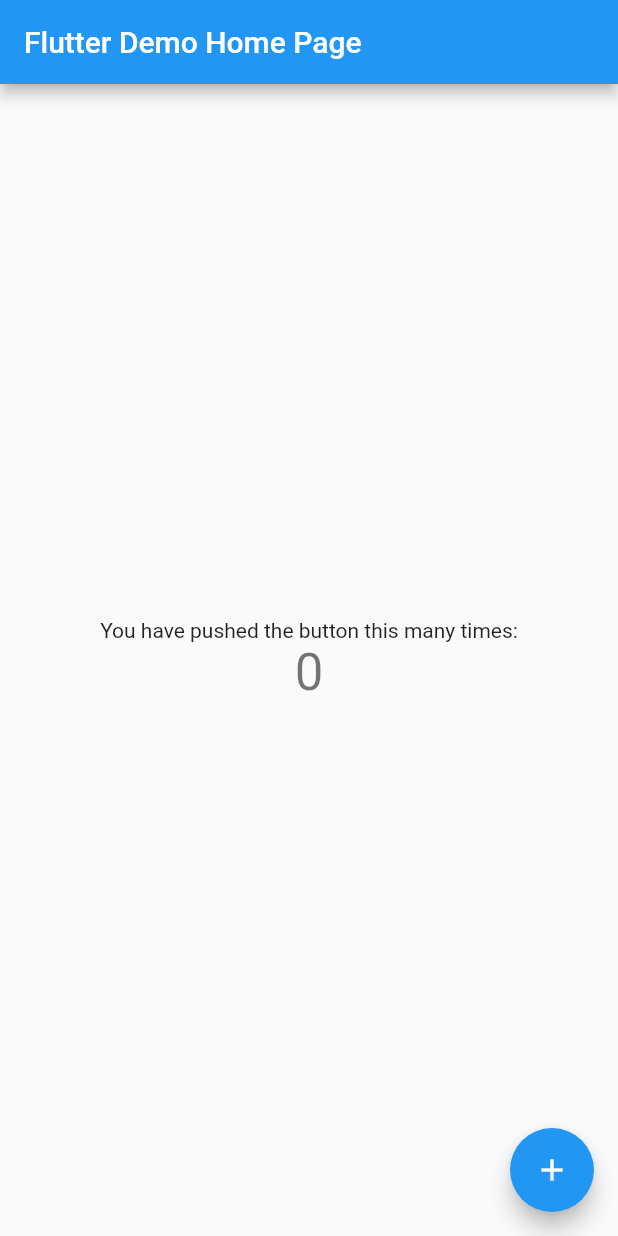
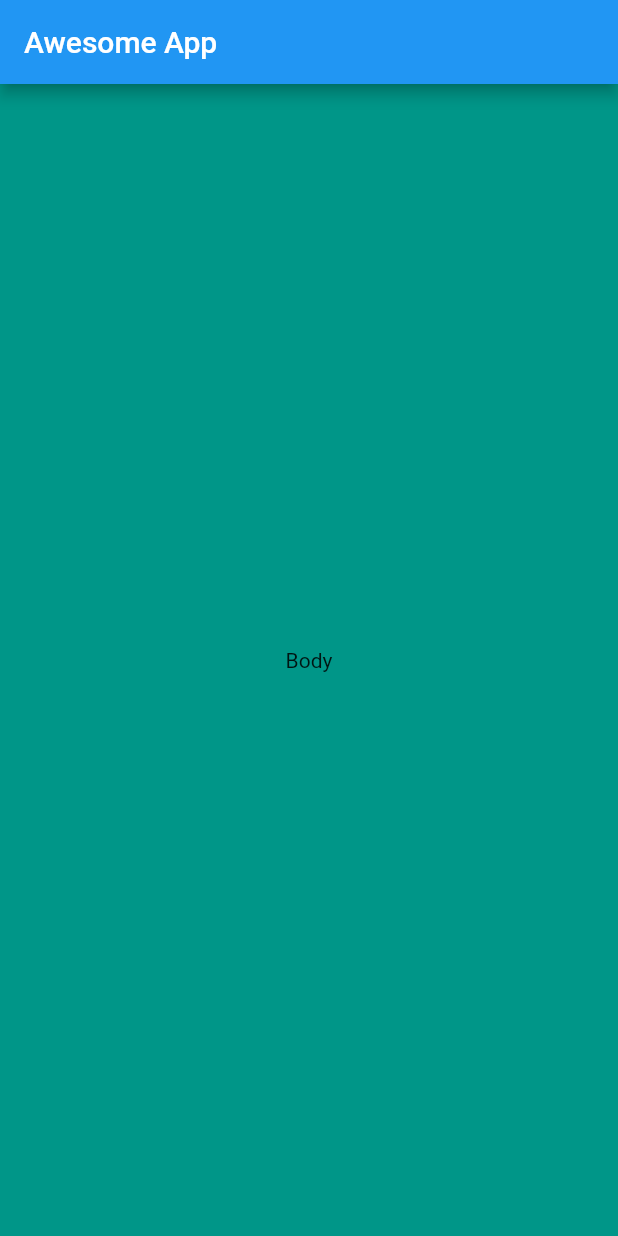
Before and after one commit to seen2/learning_flutter, a Flutter app: the screen it shows after launch, on a phone screen of 412 x 824 dp. Run offline on Flutter 3.47's test engine with Material 2 defaults, Android fonts, the phone set to English and light mode, and no system bars.

Commit message:
Chapter-1 completed

```diff
--- a/lib/main.dart
+++ b/lib/main.dart
@@ -1,113 +1,23 @@
 import 'package:flutter/material.dart';
+import 'package:flutter/cupertino.dart';
 
-void main() {
-  runApp(MyApp());
+
+void main(){
+  runApp(MaterialApp(
+    title: "Awesome App Minimized",
+    home:HomePage()
+  ));
 }
 
-class MyApp extends StatelessWidget {
-  // This widget is the root of your application.
+class HomePage extends StatelessWidget {
+
   @override
   Widget build(BuildContext context) {
-    return MaterialApp(
-      title: 'Flutter Demo',
-      theme: ThemeData(
-        // This is the theme of your application.
-        //
-        // Try running your application with "flutter run". You'll see the
-        // application has a blue toolbar. Then, without quitting the app, try
-        // changing the primarySwatch below to Colors.green and then invoke
-        // "hot reload" (press "r" in the console where you ran "flutter run",
-        // or simply save your changes to "hot reload" in a Flutter IDE).
-        // Notice that the counter didn't reset back to zero; the application
-        // is not restarted.
-        primarySwatch: Colors.blue,
-      ),
-      home: MyHomePage(title: 'Flutter Demo Home Page'),
+    return Scaffold(
+      appBar: AppBar(title: Text("Awesome App")),
+      body: Container(color:Colors.teal,child: Center(child: Text("Body")),),
+
+
     );
   }
 }
-
-class MyHomePage extends StatefulWidget {
-  MyHomePage({Key? key, required this.title}) : super(key: key);
-
-  // This widget is the home page of your application. It is stateful, meaning
-  // that it has a State object (defined below) that contains fields that affect
-  // how it looks.
-
-  // This class is the configuration for the state. It holds the values (in this
-  // case the title) provided by the parent (in this case the App widget) and
-  // used by the build method of the State. Fields in a Widget subclass are
-  // always marked "final".
-
-  final String title;
-
-  @override
-  _MyHomePageState createState() => _MyHomePageState();
-}
-
-class _MyHomePageState extends State<MyHomePage> {
-  int _counter = 0;
-
-  void _incrementCounter() {
-    setState(() {
-      // This call to setState tells the Flutter framework that something has
-      // changed in this State, which causes it to rerun the build method below
-      // so that the display can reflect the updated values. If we changed
-      // _counter without calling setState(), then the build method would not be
-      // called again, and so nothing would appear to happen.
-      _counter++;
-    });
-  }
-
-  @override
-  Widget build(BuildContext context) {
-    // This method is rerun every time setState is called, for instance as done
-    // by the _incrementCounter method above.
-    //
-    // The Flutter framework has been optimized to make rerunning build methods
-    // fast, so that you can just rebuild anything that needs updating rather
-    // than having to individually change instances of widgets.
-    return Scaffold(
-      appBar: AppBar(
-        // Here we take the value from the MyHomePage object that was created by
-        // the App.build method, and use it to set our appbar title.
-        title: Text(widget.title),
-      ),
-      body: Center(
-        // Center is a layout widget. It takes a single child and positions it
-        // in the middle of the parent.
-        child: Column(
-          // Column is also a layout widget. It takes a list of children and
-          // arranges them vertically. By default, it sizes itself to fit its
-          // children horizontally, and tries to be as tall as its parent.
-          //
-          // Invoke "debug painting" (press "p" in the console, choose the
-          // "Toggle Debug Paint" action from the Flutter Inspector in Android
-          // Studio, or the "Toggle Debug Paint" command in Visual Studio Code)
-          // to see the wireframe for each widget.
-          //
-          // Column has various properties to control how it sizes itself and
-          // how it positions its children. Here we use mainAxisAlignment to
-          // center the children vertically; the main axis here is the vertical
-          // axis because Columns are vertical (the cross axis would be
-          // horizontal).
-          mainAxisAlignment: MainAxisAlignment.center,
-          children: <Widget>[
-            Text(
-              'You have pushed the button this many times:',
-            ),
-            Text(
-              '$_counter',
-              style: Theme.of(context).textTheme.headline4,
-            ),
-          ],
-        ),
-      ),
-      floatingActionButton: FloatingActionButton(
-        onPressed: _incrementCounter,
-        tooltip: 'Increment',
-        child: Icon(Icons.add),
-      ), // This trailing comma makes auto-formatting nicer for build methods.
-    );
-  }
-}
```
